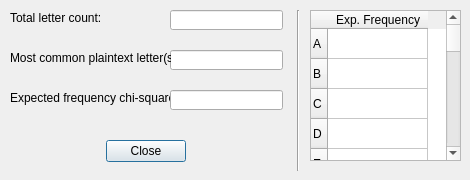
Qt form ui/FrequencyDataDialogUI.ui (ProPane865/CryptAnalyst) before a commit.
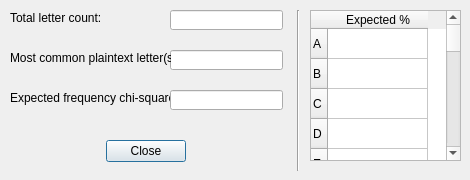
The same form after that commit.

The edit to the form file:
```diff
--- a/ui/FrequencyDataDialogUI.ui
+++ b/ui/FrequencyDataDialogUI.ui
@@ -249,7 +249,7 @@
    </row>
    <column>
     <property name="text">
-     <string>Exp. Frequency</string>
+     <string>Expected %</string>
     </property>
    </column>
    <item row="0" column="0">
```
